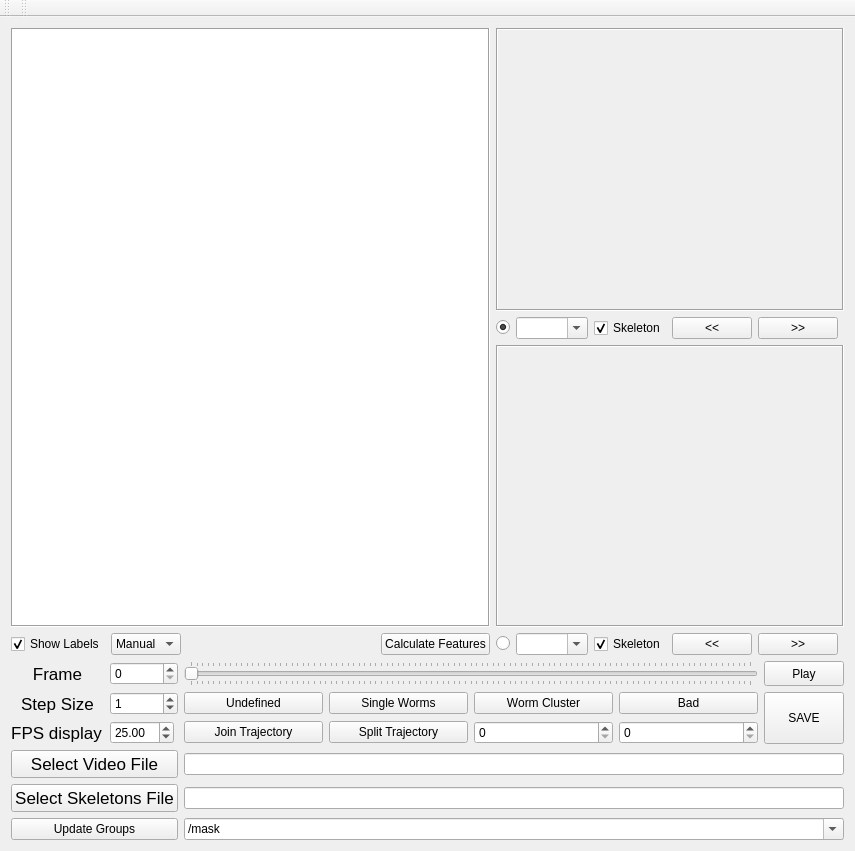
This is MWTracker/GUI_Qt5/QtDesignerFiles/MWTrackerViewer.ui in ver228/tierpsy-tracker as Qt 5 draws it before an edit. The edited form follows.
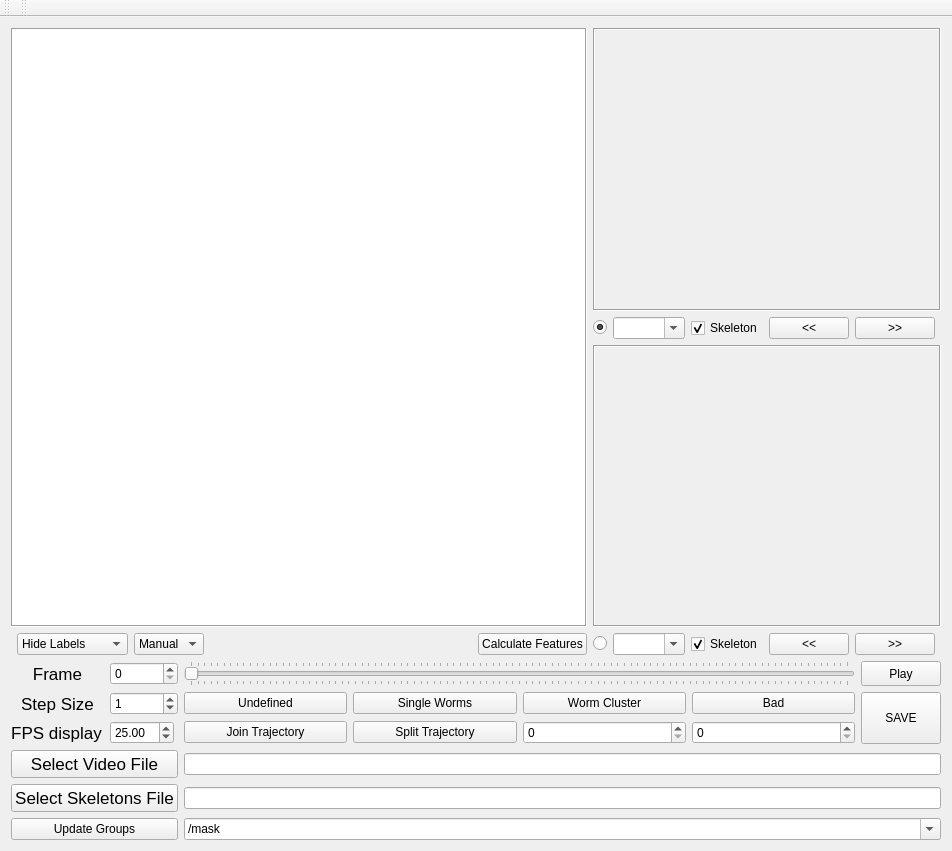
This is the edited form.

```diff
--- a/MWTracker/GUI_Qt5/QtDesignerFiles/MWTrackerViewer.ui
+++ b/MWTracker/GUI_Qt5/QtDesignerFiles/MWTrackerViewer.ui
@@ -6,7 +6,7 @@
    <rect>
     <x>0</x>
     <y>0</y>
-    <width>855</width>
+    <width>952</width>
     <height>851</height>
    </rect>
   </property>
@@ -308,7 +308,40 @@
       <property name="sizeConstraint">
        <enum>QLayout::SetMinimumSize</enum>
       </property>
-      <item row="4" column="6">
+      <item row="0" column="5" colspan="6">
+       <widget class="QLabel" name="wormCanvas1">
+        <property name="sizePolicy">
+         <sizepolicy hsizetype="Ignored" vsizetype="Ignored">
+          <horstretch>0</horstretch>
+          <verstretch>0</verstretch>
+         </sizepolicy>
+        </property>
+        <property name="frameShape">
+         <enum>QFrame::Box</enum>
+        </property>
+        <property name="frameShadow">
+         <enum>QFrame::Sunken</enum>
+        </property>
+        <property name="text">
+         <string/>
+        </property>
+       </widget>
+      </item>
+      <item row="4" column="5">
+       <widget class="QRadioButton" name="radioButton_ROI2">
+        <property name="text">
+         <string/>
+        </property>
+       </widget>
+      </item>
+      <item row="4" column="9">
+       <widget class="QPushButton" name="pushButton_ROI2_FF">
+        <property name="text">
+         <string>&gt;&gt;</string>
+        </property>
+       </widget>
+      </item>
+      <item row="4" column="7">
        <widget class="QCheckBox" name="checkBox_ROI2">
         <property name="text">
          <string>Skeleton</string>
@@ -318,7 +351,7 @@
         </property>
        </widget>
       </item>
-      <item row="1" column="6">
+      <item row="1" column="7">
        <widget class="QCheckBox" name="checkBox_ROI1">
         <property name="text">
          <string>Skeleton</string>
@@ -328,14 +361,14 @@
         </property>
        </widget>
       </item>
-      <item row="1" column="5">
+      <item row="1" column="6">
        <widget class="QComboBox" name="comboBox_ROI1">
         <property name="editable">
          <bool>true</bool>
         </property>
        </widget>
       </item>
-      <item row="2" column="4" colspan="6">
+      <item row="2" column="5" colspan="6">
        <widget class="QLabel" name="wormCanvas2">
         <property name="sizePolicy">
          <sizepolicy hsizetype="Ignored" vsizetype="Ignored">
@@ -354,24 +387,7 @@
         </property>
        </widget>
       </item>
-      <item row="4" column="4">
-       <widget class="QRadioButton" name="radioButton_ROI2">
-        <property name="text">
-         <string/>
-        </property>
-       </widget>
-      </item>
-      <item row="4" column="0">
-       <widget class="QCheckBox" name="checkBox_showLabel">
-        <property name="text">
-         <string>Show Labels</string>
-        </property>
-        <property name="checked">
-         <bool>true</bool>
-        </property>
-       </widget>
-      </item>
-      <item row="1" column="4">
+      <item row="1" column="5">
        <widget class="QRadioButton" name="radioButton_ROI1">
         <property name="text">
          <string/>
@@ -381,40 +397,21 @@
         </property>
        </widget>
       </item>
-      <item row="4" column="5">
+      <item row="4" column="6">
        <widget class="QComboBox" name="comboBox_ROI2">
         <property name="editable">
          <bool>true</bool>
         </property>
        </widget>
       </item>
-      <item row="0" column="4" colspan="6">
-       <widget class="QLabel" name="wormCanvas1">
-        <property name="sizePolicy">
-         <sizepolicy hsizetype="Ignored" vsizetype="Ignored">
-          <horstretch>0</horstretch>
-          <verstretch>0</verstretch>
-         </sizepolicy>
-        </property>
-        <property name="frameShape">
-         <enum>QFrame::Box</enum>
-        </property>
-        <property name="frameShadow">
-         <enum>QFrame::Sunken</enum>
-        </property>
-        <property name="text">
-         <string/>
-        </property>
-       </widget>
-      </item>
-      <item row="1" column="7">
+      <item row="1" column="8">
        <widget class="QPushButton" name="pushButton_ROI1_RW">
         <property name="text">
          <string>&lt;&lt;</string>
         </property>
        </widget>
       </item>
-      <item row="4" column="1">
+      <item row="4" column="2">
        <widget class="QComboBox" name="comboBox_labelType">
         <item>
          <property name="text">
@@ -428,7 +425,7 @@
         </item>
        </widget>
       </item>
-      <item row="4" column="2">
+      <item row="4" column="3">
        <spacer name="horizontalSpacer_2">
         <property name="orientation">
          <enum>Qt::Horizontal</enum>
@@ -444,21 +441,14 @@
         </property>
        </spacer>
       </item>
-      <item row="4" column="3">
+      <item row="4" column="4">
        <widget class="QPushButton" name="pushButton_feats">
         <property name="text">
          <string>Calculate Features</string>
         </property>
        </widget>
       </item>
-      <item row="4" column="8">
-       <widget class="QPushButton" name="pushButton_ROI2_FF">
-        <property name="text">
-         <string>&gt;&gt;</string>
-        </property>
-       </widget>
-      </item>
-      <item row="1" column="8">
+      <item row="1" column="9">
        <widget class="QPushButton" name="pushButton_ROI1_FF">
         <property name="sizePolicy">
          <sizepolicy hsizetype="Maximum" vsizetype="Fixed">
@@ -471,14 +461,7 @@
         </property>
        </widget>
       </item>
-      <item row="4" column="7">
-       <widget class="QPushButton" name="pushButton_ROI2_RW">
-        <property name="text">
-         <string>&lt;&lt;</string>
-        </property>
-       </widget>
-      </item>
-      <item row="0" column="0" rowspan="3" colspan="4">
+      <item row="0" column="0" rowspan="3" colspan="5">
        <widget class="QGraphicsView" name="mainGraphicsView">
         <property name="sizePolicy">
          <sizepolicy hsizetype="Ignored" vsizetype="Minimum">
@@ -509,6 +492,32 @@
         </property>
        </widget>
       </item>
+      <item row="4" column="8">
+       <widget class="QPushButton" name="pushButton_ROI2_RW">
+        <property name="text">
+         <string>&lt;&lt;</string>
+        </property>
+       </widget>
+      </item>
+      <item row="4" column="1">
+       <widget class="QComboBox" name="comboBox_showLabels">
+        <item>
+         <property name="text">
+          <string>Hide Labels</string>
+         </property>
+        </item>
+        <item>
+         <property name="text">
+          <string>All Labels</string>
+         </property>
+        </item>
+        <item>
+         <property name="text">
+          <string>Filtered Labels</string>
+         </property>
+        </item>
+       </widget>
+      </item>
      </layout>
     </item>
    </layout>
```
Left out of the diff: 2 changed lines with no effect on the pictures.
